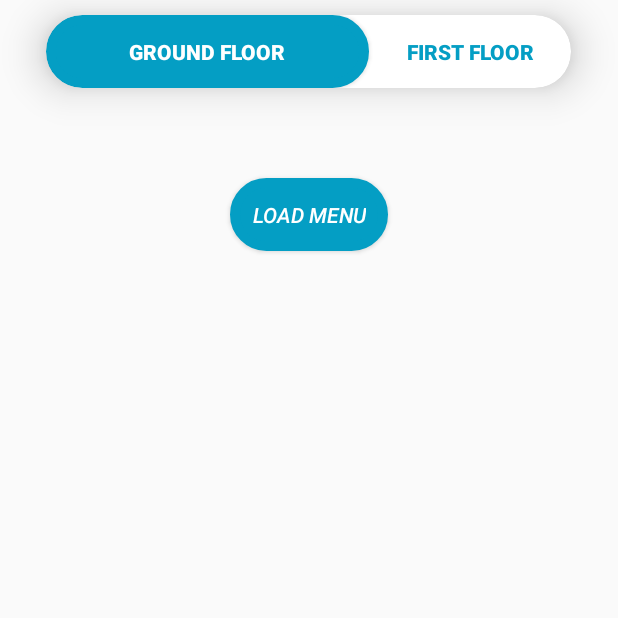
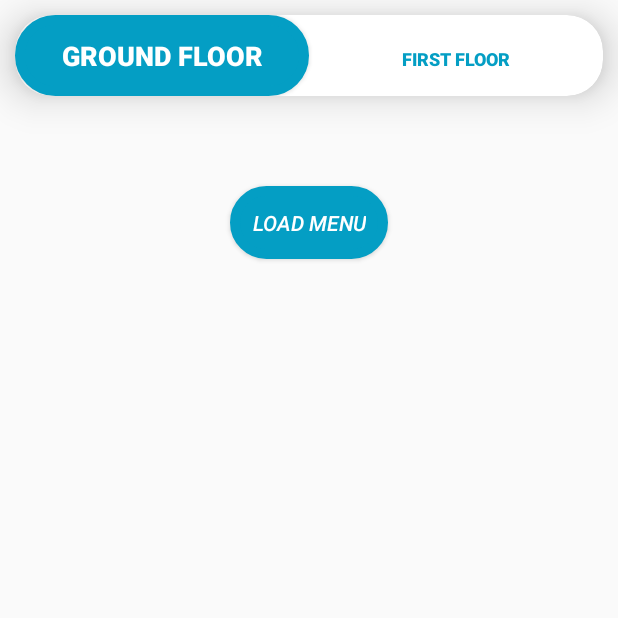
Before and after one commit to anmol2805/Rosei, an Android app: the Book_Activity screen opened directly, with no data from a screen before it, after a tap on "GROUND FLOOR", on a phone screen of 412 x 824 dp, the top half of it. Run offline under Robolectric (Android 15) with nearby library versions, the phone set to English and light mode, and no system bars; our stand-ins replace Firebase (no records; nobody signed in at launch, a user with empty details on screens opened directly); 1 other tap on this screen came first.

```diff
--- a/app/src/main/java/com/anmol/rosei/Book_Activity.java
+++ b/app/src/main/java/com/anmol/rosei/Book_Activity.java
@@ -6,6 +6,7 @@ import android.provider.ContactsContract;
 import android.support.v7.app.AppCompatActivity;
 import android.os.Bundle;
 import android.util.DisplayMetrics;
+import android.util.TypedValue;
 import android.view.View;
 import android.widget.Button;
 import android.widget.LinearLayout;
@@ -46,14 +47,14 @@ public class Book_Activity extends AppCompatActivity {
         m2 = (Button)findViewById(R.id.m2);
         load = (Button)findViewById(R.id.load);
         list = (ListView)findViewById(R.id.menu);
-        LinearLayout.LayoutParams params = (LinearLayout.LayoutParams) m1.getLayoutParams();
-        params.width = dpToPx(215);
-        m1.setLayoutParams(params);
-        LinearLayout.LayoutParams params2 = (LinearLayout.LayoutParams) m2.getLayoutParams();
-        params2.width = dpToPx(135);
-        m2.setLayoutParams(params2);
+        m1.setTextSize(TypedValue.COMPLEX_UNIT_PX,
+                getResources().getDimension(R.dimen.large));
+        m2.setTextSize(TypedValue.COMPLEX_UNIT_PX,
+                getResources().getDimension(R.dimen.small));
         m2.setBackgroundColor(getResources().getColor(R.color.trans));
         m2.setTextColor(getResources().getColor(R.color.colorPrimary));
+        m1.setTextColor(getResources().getColor(R.color.white));
+        m1.setBackground(getResources().getDrawable(R.drawable.round_button));
         Intent intent = new Intent(Book_Activity.this, RequestService.class);
         startService(intent);
         db.child("mess1").addValueEventListener(new ValueEventListener() {
@@ -97,12 +98,10 @@ public class Book_Activity extends AppCompatActivity {
         m1.setOnClickListener(new View.OnClickListener() {
             @Override
             public void onClick(View view) {
-                LinearLayout.LayoutParams params = (LinearLayout.LayoutParams) m1.getLayoutParams();
-                params.width = dpToPx(215);
-                m1.setLayoutParams(params);
-                LinearLayout.LayoutParams params2 = (LinearLayout.LayoutParams) m2.getLayoutParams();
-                params2.width = dpToPx(135);
-                m2.setLayoutParams(params2);
+                m1.setTextSize(TypedValue.COMPLEX_UNIT_PX,
+                        getResources().getDimension(R.dimen.large));
+                m2.setTextSize(TypedValue.COMPLEX_UNIT_PX,
+                        getResources().getDimension(R.dimen.small));
                 m2.setBackgroundColor(getResources().getColor(R.color.trans));
                 m2.setTextColor(getResources().getColor(R.color.colorPrimary));
                 m1.setTextColor(getResources().getColor(R.color.white));
@@ -147,12 +146,10 @@ public class Book_Activity extends AppCompatActivity {
         m2.setOnClickListener(new View.OnClickListener() {
             @Override
             public void onClick(View view) {
-                LinearLayout.LayoutParams params = (LinearLayout.LayoutParams) m1.getLayoutParams();
-                params.width = dpToPx(135);
-                m1.setLayoutParams(params);
-                LinearLayout.LayoutParams params2 = (LinearLayout.LayoutParams) m2.getLayoutParams();
-                params2.width = dpToPx(215);
-                m2.setLayoutParams(params2);
+                m1.setTextSize(TypedValue.COMPLEX_UNIT_PX,
+                        getResources().getDimension(R.dimen.small));
+                m2.setTextSize(TypedValue.COMPLEX_UNIT_PX,
+                        getResources().getDimension(R.dimen.large));
                 m1.setBackgroundColor(getResources().getColor(R.color.trans));
                 m1.setTextColor(getResources().getColor(R.color.colorPrimary));
                 m2.setTextColor(getResources().getColor(R.color.white));
--- a/app/src/main/java/com/anmol/rosei/SplashActivity.java
+++ b/app/src/main/java/com/anmol/rosei/SplashActivity.java
@@ -65,7 +65,7 @@ public class SplashActivity extends AppCompatActivity {
                 @Override
                 public void run() {
                     Intent i = new Intent(SplashActivity.this, RequestService.class);
-                    startService(i);
+                    //startService(i);
                     progressBar.setVisibility(View.INVISIBLE);
                     Intent intent = new Intent(SplashActivity.this, RoseiActivity.class);
                     startActivity(intent);
--- a/app/src/main/res/layout/activity_book.xml
+++ b/app/src/main/res/layout/activity_book.xml
@@ -8,7 +8,7 @@
     tools:context="com.anmol.rosei.Book_Activity">
 
     <android.support.v7.widget.CardView
-        android:layout_width="350dp"
+        android:layout_width="match_parent"
         android:layout_height="wrap_content"
         android:layout_margin="10dp"
         app:cardCornerRadius="24dp"
@@ -23,22 +23,22 @@
 
             <Button
                 android:id="@+id/m1"
-                android:layout_width="175dp"
+                android:layout_width="0dp"
                 android:layout_height="wrap_content"
+                android:layout_weight="1"
 
 
-                android:background="@drawable/round_button"
                 android:text="Ground Floor"
                 android:textColor="#fff"
                 android:textStyle="bold" />
 
             <Button
                 android:id="@+id/m2"
-                android:layout_width="175dp"
+                android:layout_width="0dp"
                 android:layout_height="wrap_content"
 
+                android:layout_weight="1"
 
-                android:background="@drawable/round_button"
                 android:text="First Floor"
                 android:textColor="#fff"
                 android:textStyle="bold" />
--- /dev/null
+++ b/app/src/main/res/layout/first.xml
@@ -0,0 +1,6 @@
+<?xml version="1.0" encoding="utf-8"?>
+<LinearLayout xmlns:android="http://schemas.android.com/apk/res/android"
+    android:orientation="vertical" android:layout_width="match_parent"
+    android:layout_height="match_parent">
+
+</LinearLayout>
--- /dev/null
+++ b/app/src/main/res/layout/ground.xml
@@ -0,0 +1,6 @@
+<?xml version="1.0" encoding="utf-8"?>
+<LinearLayout xmlns:android="http://schemas.android.com/apk/res/android"
+    android:orientation="vertical" android:layout_width="match_parent"
+    android:layout_height="match_parent">
+
+</LinearLayout>
--- a/app/src/main/res/values/dimens.xml
+++ b/app/src/main/res/values/dimens.xml
@@ -7,4 +7,6 @@
     <dimen name="logo_w_h">100dp</dimen>
     <dimen name="nav_header_vertical_spacing">16dp</dimen>
     <dimen name="nav_header_height">200dp</dimen>
+    <dimen name="large">18sp</dimen>
+    <dimen name="small">12sp</dimen>
 </resources>
```
Also changed, not shown: app/src/main/java/com/anmol/rosei/Fragments/first.java (added, +23 -0 lines), app/src/main/java/com/anmol/rosei/Fragments/ground.java (added, +24 -0 lines), app/src/main/res/layout/menu.xml (+10 -4 lines).
